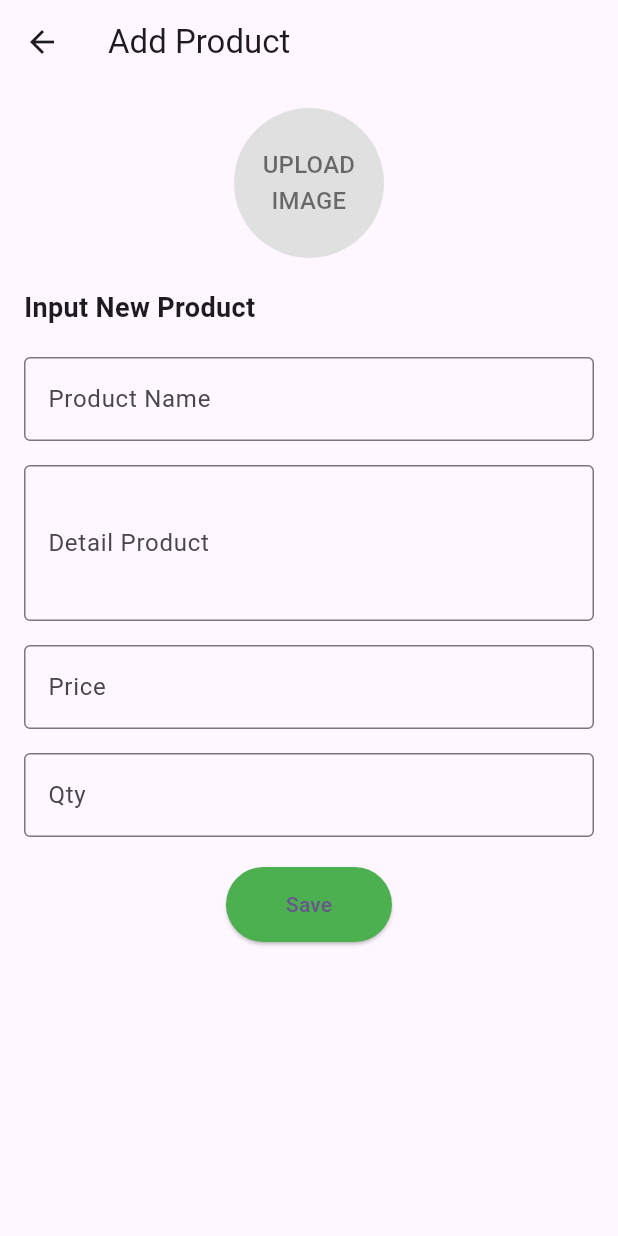
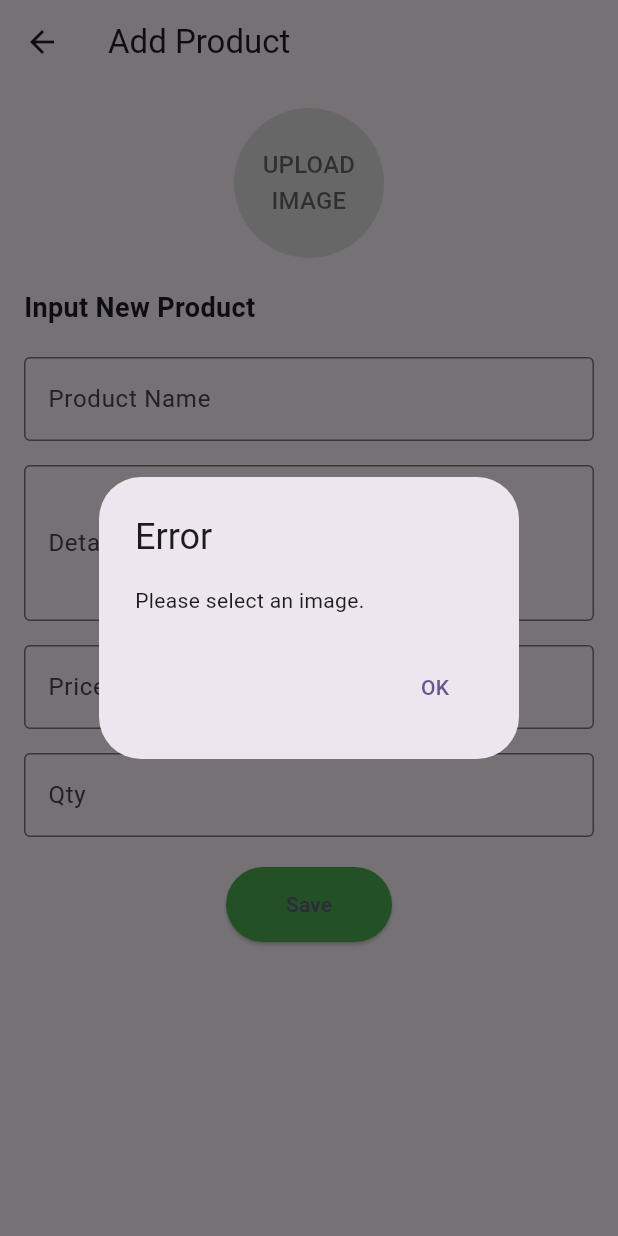
Before and after one commit to Alfaregi/inventori, a Flutter app: the AddProductPage screen opened directly, after a tap on "Save", on a phone screen of 412 x 824 dp. Run offline on Flutter 3.47's test engine with Material 3 defaults, Android fonts, the phone set to English and light mode, and no system bars; our stand-ins replace image_picker.

Commit message:
Punya_regi

```diff
--- a/lib/admin/addproduct_admin.dart
+++ b/lib/admin/addproduct_admin.dart
@@ -1,6 +1,8 @@
 import 'dart:convert';
+import 'dart:io';
 import 'package:flutter/material.dart';
 import 'package:http/http.dart' as http;
+import 'package:image_picker/image_picker.dart';
 
 class MyApp extends StatelessWidget {
   @override
@@ -25,6 +27,8 @@ class _AddProductPageState extends State<AddProductPage> {
   final TextEditingController productDetailController = TextEditingController();
   final TextEditingController priceController = TextEditingController();
   final TextEditingController qtyController = TextEditingController();
+  final ImagePicker _picker = ImagePicker();
+  XFile? _image;
 
   @override
   void dispose() {
@@ -35,37 +39,62 @@ class _AddProductPageState extends State<AddProductPage> {
     super.dispose();
   }
 
+  Future<void> _uploadImage() async {
+    _image = await _picker.pickImage(source: ImageSource.gallery);
+    setState(() {}); // Update the UI
+  }
+
   Future<void> _saveProduct() async {
     final String name = productNameController.text;
     final String description = productDetailController.text;
     final String price = priceController.text;
     final String stock = qtyController.text;
-    final String image = ""; // Tambahkan logika untuk mendapatkan URL/path gambar
-    final String idCategory = "3"; // Sesuaikan dengan kategori yang ada
+
+    if (_image != null) {
+      final bytes = await _image!.readAsBytes();
+      final base64Image = base64Encode(bytes);
 
       final response = await http.post(
-      Uri.parse('http://localhost/admininventori/addproduct_admin.php'), // Ganti dengan URL server Anda
+        Uri.parse('http://10.0.2.2/beinventori/addproduct_admin.php'),
         body: {
           'name': name,
           'description': description,
           'price': price,
           'stock': stock,
-        'image': image,
-        'id_category': idCategory,
+          'image': base64Image,
+          'id_category': "6",
         },
       );
 
+      print('Response status: ${response.statusCode}');
+      print('Response body: ${response.body}');
+
       if (response.statusCode == 200) {
+        final responseData = jsonDecode(response.body);
+        if (responseData['status'] == 'success') {
+          _showDialog('Product Added', responseData['message']);
+        } else {
+          _showDialog('Error', responseData['message']);
+        }
+      } else {
+        _showDialog('Error', 'Failed to add product.');
+      }
+    } else {
+      _showDialog('Error', 'Please select an image.');
+    }
+  }
+
+  void _showDialog(String title, String message) {
     showDialog(
       context: context,
       builder: (context) {
         return AlertDialog(
-            title: Text('Product Added'),
-            content: Text('The product has been added successfully.'),
+          title: Text(title),
+          content: Text(message),
           actions: [
             TextButton(
               onPressed: () {
-                  Navigator.of(context).pop(); // Tutup dialog
+                Navigator.of(context).pop();
               },
               child: Text('OK'),
             ),
@@ -73,10 +102,6 @@ class _AddProductPageState extends State<AddProductPage> {
         );
       },
     );
-    } else {
-      // Handle error
-      print('Failed to add product');
-    }
   }
 
   @override
@@ -87,23 +112,24 @@ class _AddProductPageState extends State<AddProductPage> {
         leading: IconButton(
           icon: Icon(Icons.arrow_back),
           onPressed: () {
-            Navigator.pop(context); // Aksi untuk kembali
+            Navigator.pop(context);
           },
         ),
       ),
       body: Padding(
         padding: const EdgeInsets.all(16.0),
+        child: SingleChildScrollView(
           child: Column(
             crossAxisAlignment: CrossAxisAlignment.start,
             children: [
               Center(
                 child: GestureDetector(
-                onTap: () {
-                  // Logika untuk upload gambar
-                },
+                  onTap: _uploadImage,
                   child: CircleAvatar(
                     radius: 50,
                     backgroundColor: Colors.grey[300],
+                    backgroundImage:
+                        _image != null ? FileImage(File(_image!.path)) : null,
                     child: Text(
                       'UPLOAD\nIMAGE',
                       textAlign: TextAlign.center,
@@ -118,40 +144,16 @@ class _AddProductPageState extends State<AddProductPage> {
                 style: TextStyle(fontSize: 18, fontWeight: FontWeight.bold),
               ),
               SizedBox(height: 20),
-            TextField(
-              controller: productNameController,
-              decoration: InputDecoration(
-                labelText: 'Product Name',
-                border: OutlineInputBorder(),
-              ),
-            ),
+              _buildTextField(productNameController, 'Product Name'),
               SizedBox(height: 16),
-            TextField(
-              controller: productDetailController,
-              maxLines: 3,
-              decoration: InputDecoration(
-                labelText: 'Detail Product',
-                border: OutlineInputBorder(),
-              ),
-            ),
+              _buildTextField(productDetailController, 'Detail Product',
+                  maxLines: 3),
               SizedBox(height: 16),
-            TextField(
-              controller: priceController,
-              keyboardType: TextInputType.number,
-              decoration: InputDecoration(
-                labelText: 'Price',
-                border: OutlineInputBorder(),
-              ),
-            ),
+              _buildTextField(priceController, 'Price',
+                  keyboardType: TextInputType.number),
               SizedBox(height: 16),
-            TextField(
-              controller: qtyController,
-              keyboardType: TextInputType.number,
-              decoration: InputDecoration(
-                labelText: 'Qty',
-                border: OutlineInputBorder(),
-              ),
-            ),
+              _buildTextField(qtyController, 'Qty',
+                  keyboardType: TextInputType.number),
               SizedBox(height: 20),
               Center(
                 child: ElevatedButton(
@@ -166,6 +168,20 @@ class _AddProductPageState extends State<AddProductPage> {
             ],
           ),
         ),
+      ),
+    );
+  }
+
+  Widget _buildTextField(TextEditingController controller, String label,
+      {int maxLines = 1, TextInputType keyboardType = TextInputType.text}) {
+    return TextField(
+      controller: controller,
+      maxLines: maxLines,
+      keyboardType: keyboardType,
+      decoration: InputDecoration(
+        labelText: label,
+        border: OutlineInputBorder(),
+      ),
     );
   }
 }
--- a/pubspec.yaml
+++ b/pubspec.yaml
@@ -19,7 +19,7 @@ publish_to: 'none' # Remove this line if you wish to publish to pub.dev
 version: 1.0.0+1
 
 environment:
-  sdk: ^3.5.4
+  sdk: ^3.5.3
 
 # Dependencies specify other packages that your package needs in order to work.
 # To automatically upgrade your package dependencies to the latest versions
@@ -36,6 +36,7 @@ dependencies:
   # Use with the CupertinoIcons class for iOS style icons.
   cupertino_icons: ^1.0.8
   http: ^1.2.2
+  image_picker: ^1.1.2
 
 dev_dependencies:
   flutter_test:
```
Also changed, not shown: lib/admin/home_admin.dart (+55 -34 lines), lib/login.dart (+6 -3 lines), pubspec.lock, 6 other files. Lines whose indentation alone changed are shown as unchanged.
